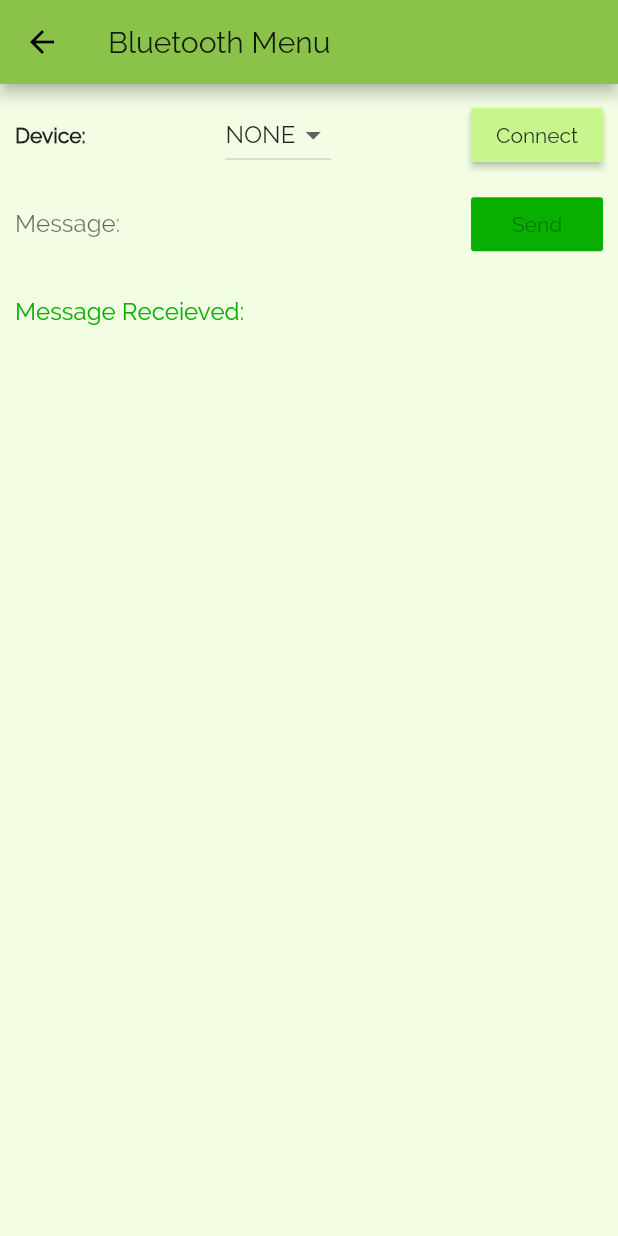
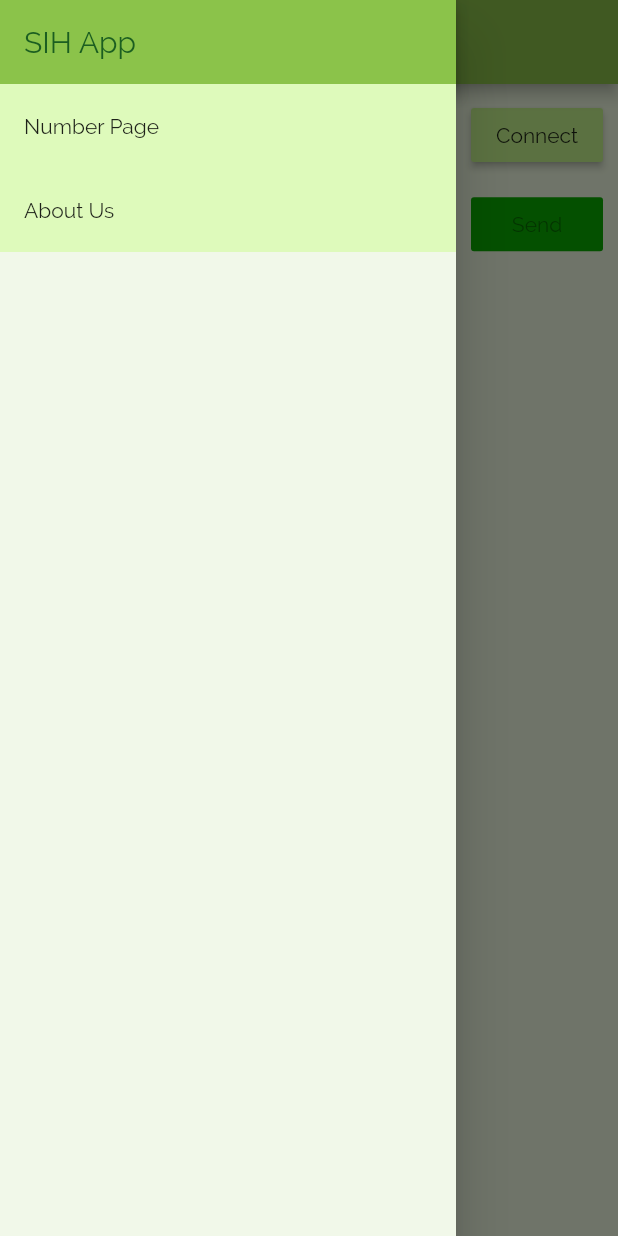
Before and after one commit to an7agon1st/sih_app, a Flutter app: the MyApp screen opened directly, with the side drawer open (before the commit the screen has no drawer), on a phone screen of 412 x 824 dp. Run offline on Flutter 3.47's test engine with Material 2 defaults, Android fonts, the phone set to English and light mode, and no system bars; our stand-ins replace flutter_bluetooth_serial.

Commit message:
Minor tweaks

```diff
--- a/lib/pages/bluetooth_menu.dart
+++ b/lib/pages/bluetooth_menu.dart
@@ -3,6 +3,9 @@ import 'dart:async';
 import 'package:flutter/material.dart';
 import 'package:flutter/services.dart';
 import 'package:flutter_bluetooth_serial/flutter_bluetooth_serial.dart';
+
+import './about-us.dart';
+import './number_display.dart';
 
 //void main() => runApp(new MyApp());
 
@@ -89,6 +92,48 @@ class _MyAppState extends State<MyApp> {
   @override
   Widget build(BuildContext context) {
     return Scaffold(
+      drawer: Drawer(
+        child: Container(
+          color: Color(0XffF1F8E9),
+          child: Column(
+            children: <Widget>[
+              AppBar(
+                automaticallyImplyLeading: false,
+                title: Text(
+                  'SIH App',
+                  style: TextStyle(
+                    color: Color(0xff1B5E20),
+                  ),
+                ),
+              ),
+              Container(
+                color: Color(0xffdefabb),
+                child: ListTile(
+                  title: Text('Number Page'),
+                  onTap: () {
+                    Navigator.push(context,
+                        MaterialPageRoute(builder: (context) {
+                      return NumberPage();
+                    }));
+                  },
+                ),
+              ),
+              Container(
+                color: Color(0xffdefabb),
+                child: ListTile(
+                  title: Text('About Us'),
+                  onTap: () {
+                    Navigator.push(context,
+                        MaterialPageRoute(builder: (context) {
+                      return AboutUsPage();
+                    }));
+                  },
+                ),
+              )
+            ],
+          ),
+        ),
+      ),
       appBar: AppBar(
         title: Text('Bluetooth Menu'),
       ),
@@ -156,8 +201,7 @@ class _MyAppState extends State<MyApp> {
           ],
         ),
       ),
-      )
-;
+    );
   }
 
   ///
```
Also changed, not shown: lib/pages/home.dart (+13 -0 lines), pubspec.yaml (+5 -2 lines), pubspec.lock. Lines whose indentation alone changed are shown as unchanged.
